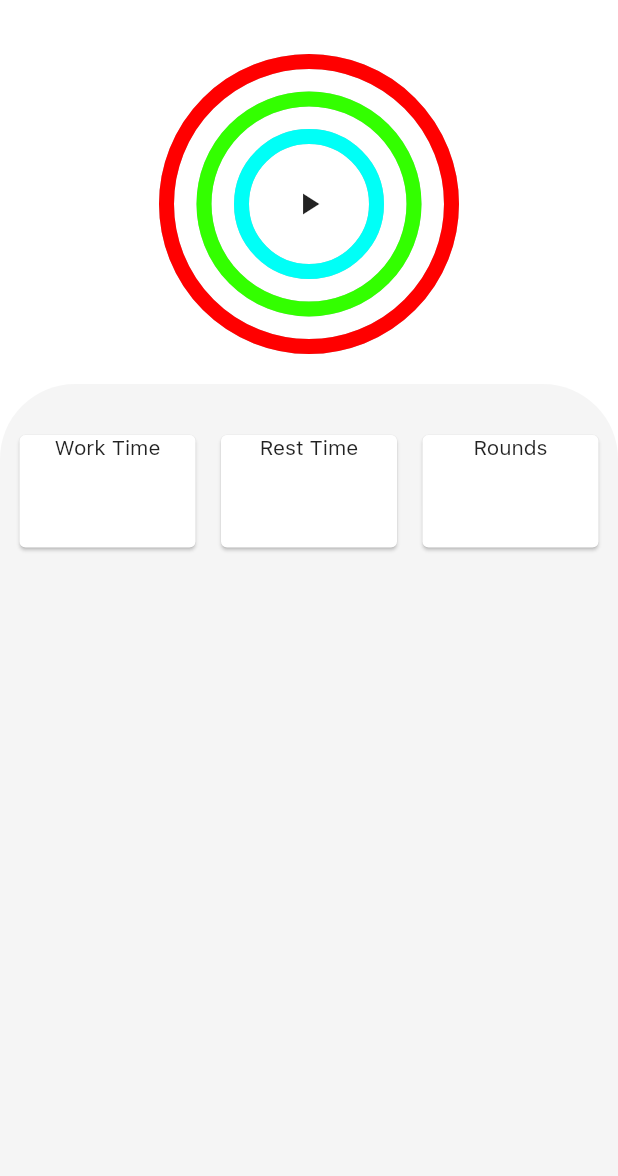
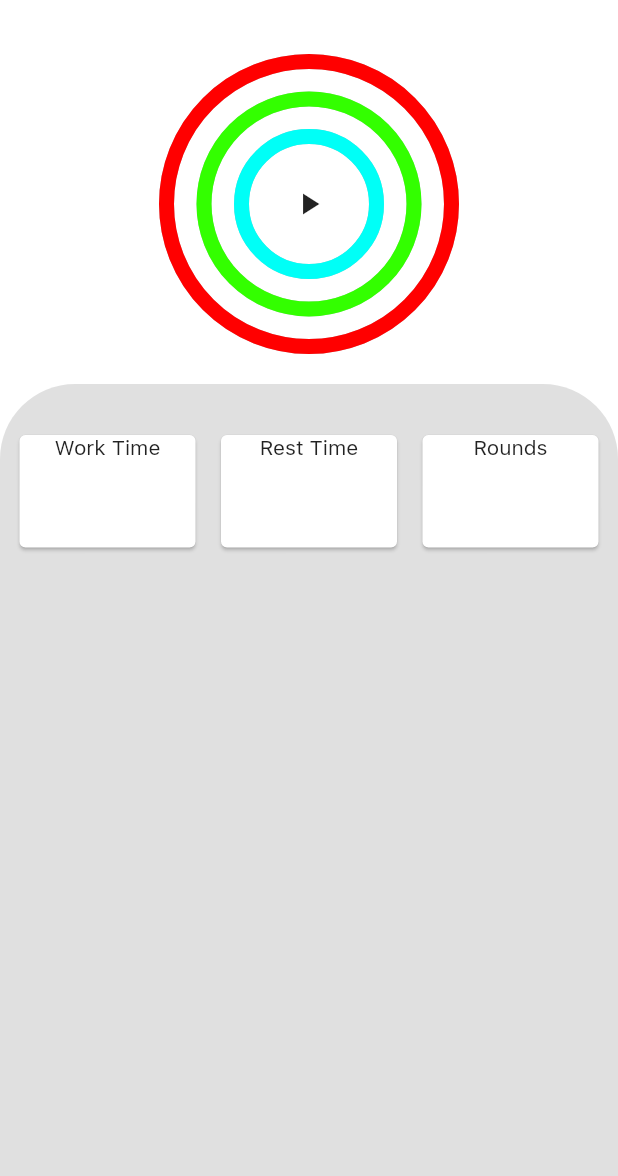
Before and after one commit to Chandram-Dutta/Promodoro, a Flutter app: the screen it shows after launch, on a phone screen of 412 x 824 dp, the part 60-1236 px from its top. Run offline on Flutter 3.47's test engine with Material 2 defaults, Android fonts, the phone set to English and light mode, and no system bars; drawn by our look-alikes of percent_indicator; our stand-ins replace flutter_riverpod.

Commit message:
Fixed Colors

```diff
--- a/lib/main.dart
+++ b/lib/main.dart
@@ -26,7 +26,7 @@ class MyApp extends StatelessWidget {
         ),
         scaffoldBackgroundColor: Colors.white,
         colorScheme: ColorScheme.light(
-          secondary: Colors.grey.shade100,
+          secondary: Colors.grey.shade300,
         ),
       ),
       darkTheme: ThemeData(
```
